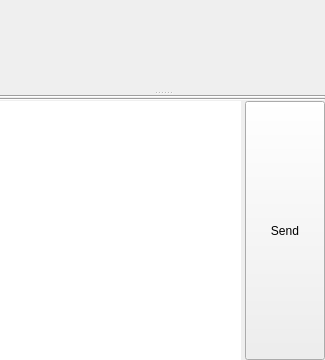
Above: src/gui/chat/chatwindow.ui from lanmessenger/lanmessenger before the change. Below: the same form after it.
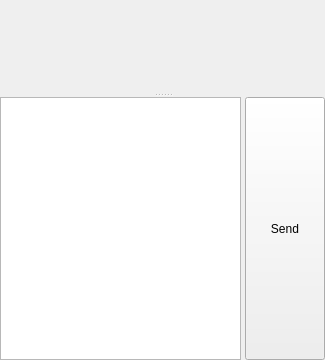
That is the form after the change.

Commit message: ui: drop leftover dividers, restore native input frame

Diff of the .ui file:
```diff
--- a/src/gui/chat/chatwindow.ui
+++ b/src/gui/chat/chatwindow.ui
@@ -81,16 +81,6 @@
        <property name="spacing">
         <number>0</number>
        </property>
-       <item>
-        <widget class="QFrame" name="lblDividerTop">
-         <property name="frameShape">
-          <enum>QFrame::HLine</enum>
-         </property>
-         <property name="frameShadow">
-          <enum>QFrame::Sunken</enum>
-         </property>
-        </widget>
-       </item>
        <item>
         <widget class="QWidget" name="wgtToolBar" native="true">
          <layout class="QVBoxLayout" name="verticalLayout_2">
@@ -110,16 +100,6 @@
          </layout>
         </widget>
        </item>
-       <item>
-        <widget class="QFrame" name="lblDividerBottom">
-         <property name="frameShape">
-          <enum>QFrame::HLine</enum>
-         </property>
-         <property name="frameShadow">
-          <enum>QFrame::Sunken</enum>
-         </property>
-        </widget>
-       </item>
        <item>
         <layout class="QHBoxLayout" name="msgRowLayout">
          <property name="spacing">
@@ -142,9 +122,6 @@
              <height>36</height>
             </size>
            </property>
-           <property name="frameShape">
-            <enum>QFrame::NoFrame</enum>
-           </property>
            <property name="tabChangesFocus">
             <bool>true</bool>
            </property>
```
The commit also changes 4 other files.
